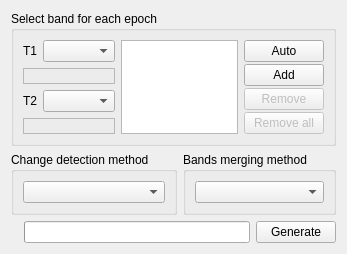
This is CDTStudio/Wizards/wizardpagepbcddiff.ui in chenguanzhou/CDTStudio as Qt 5 draws it before an edit. The edited form follows.
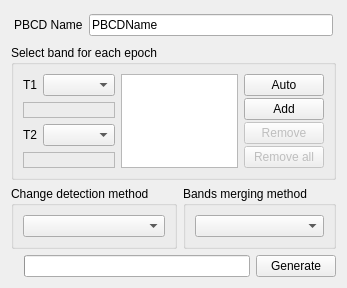
This is the edited form.

What changed in the file:
```diff
--- a/CDTStudio/Wizards/wizardpagepbcddiff.ui
+++ b/CDTStudio/Wizards/wizardpagepbcddiff.ui
@@ -7,7 +7,7 @@
     <x>0</x>
     <y>0</y>
     <width>328</width>
-    <height>243</height>
+    <height>275</height>
    </rect>
   </property>
   <property name="windowTitle">
@@ -17,6 +17,36 @@
    <string>Generate Difference Image</string>
   </property>
   <layout class="QVBoxLayout" name="verticalLayout_6">
+   <item>
+    <layout class="QHBoxLayout" name="horizontalLayout_7">
+     <property name="leftMargin">
+      <number>3</number>
+     </property>
+     <property name="topMargin">
+      <number>3</number>
+     </property>
+     <property name="rightMargin">
+      <number>3</number>
+     </property>
+     <property name="bottomMargin">
+      <number>3</number>
+     </property>
+     <item>
+      <widget class="QLabel" name="label_3">
+       <property name="text">
+        <string>PBCD Name</string>
+       </property>
+      </widget>
+     </item>
+     <item>
+      <widget class="QLineEdit" name="lineEditName">
+       <property name="text">
+        <string>PBCDName</string>
+       </property>
+      </widget>
+     </item>
+    </layout>
+   </item>
    <item>
     <widget class="QGroupBox" name="groupBox">
      <property name="title">
```
